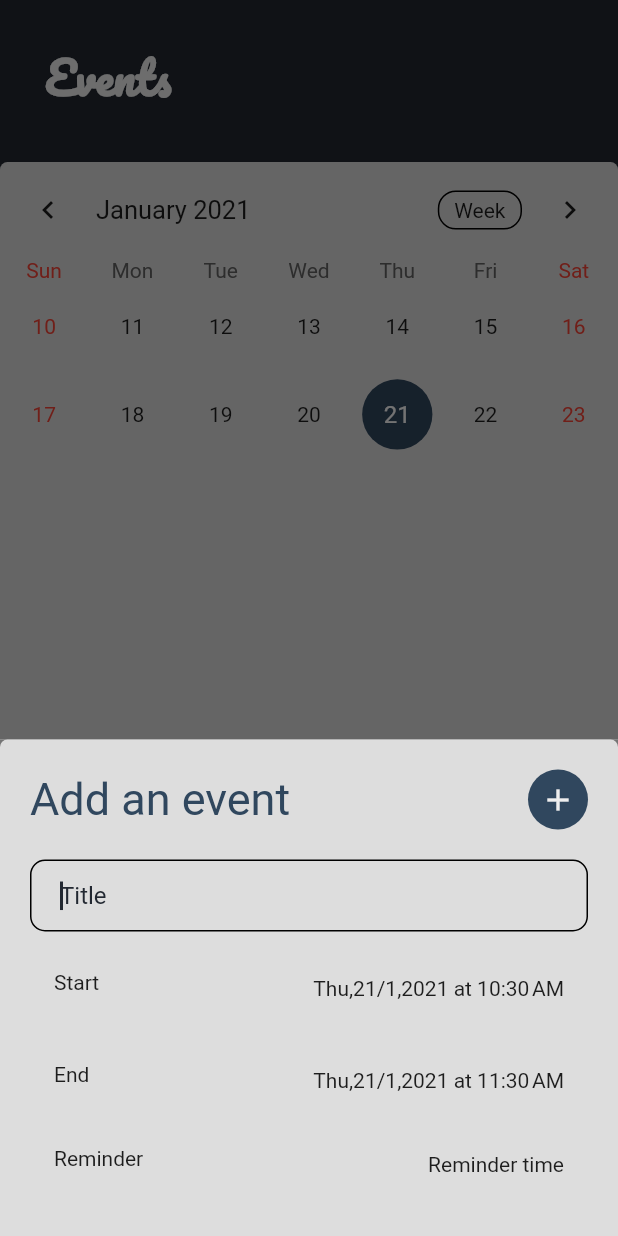
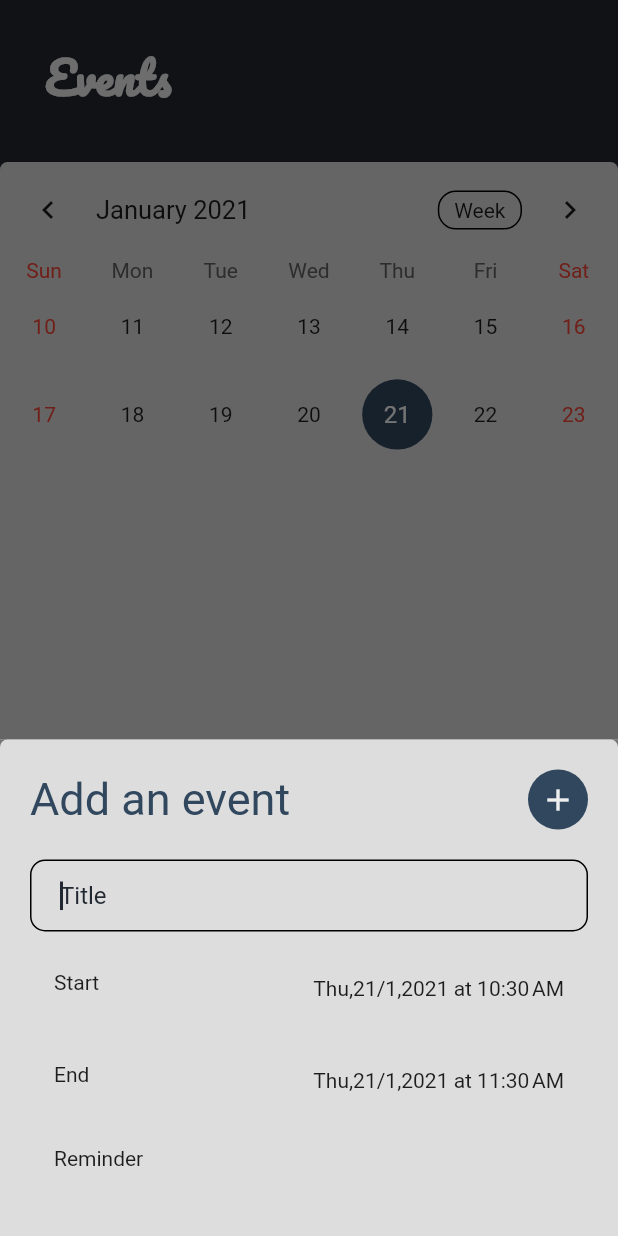
Before and after one commit to Abderraouf99/Assistant, a Flutter app: the CalendarView screen opened by its route, after a tap on the "add" icon, on a phone screen of 412 x 824 dp. Run offline on Flutter 3.47's test engine with Material 2 defaults, Android fonts, the phone set to English and light mode, and no system bars; drawn by our look-alikes of table_calendar; our stand-ins replace adaptive_dialog, cloud_firestore, firebase_auth, firebase_core, flutter_local_notifications, flutter_native_timezone and 3 more; accounts and stored records are empty.

Commit message:
Reminder time text added to the add event screen

```diff
--- a/lib/Screens/AddEventsScreen.dart
+++ b/lib/Screens/AddEventsScreen.dart
@@ -170,7 +170,10 @@ class _AddEventsSheetState extends State<AddEventsSheet> {
                   ),
                   ListTile(
                     leading: Text('Reminder'),
-                    trailing: Text('Reminder time'),
+                    trailing: (_tempEvent.reminder == null)
+                        ? Text('')
+                        : Text(
+                            '${DateFormat('EEE,d/M,y').format(_tempEvent.reminder)} at ${DateFormat('jm').format(_tempEvent.reminder)}'),
                     onTap: () async {
                       DateTime reminderDate = await showDatePicker(
                         context: context,
```
Also changed, not shown: 1 other file.
